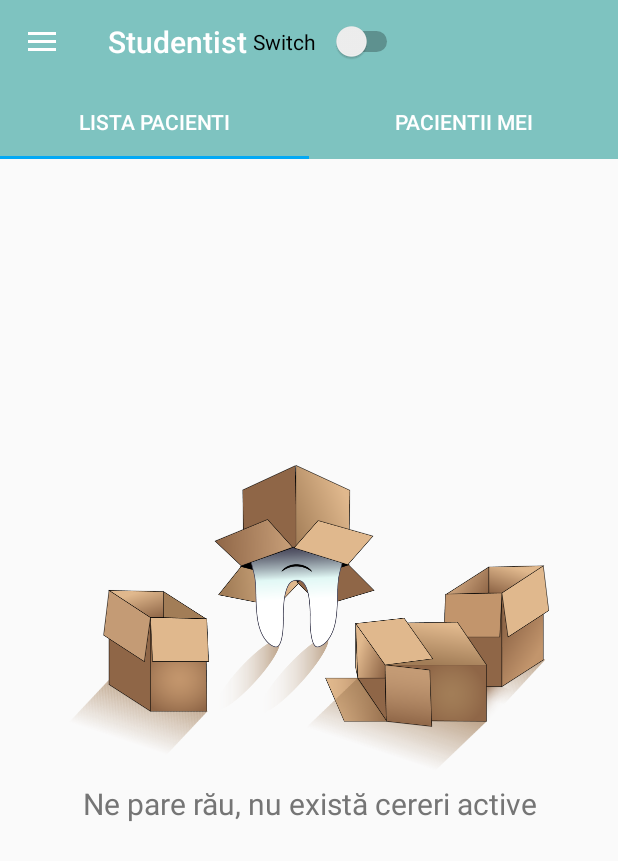
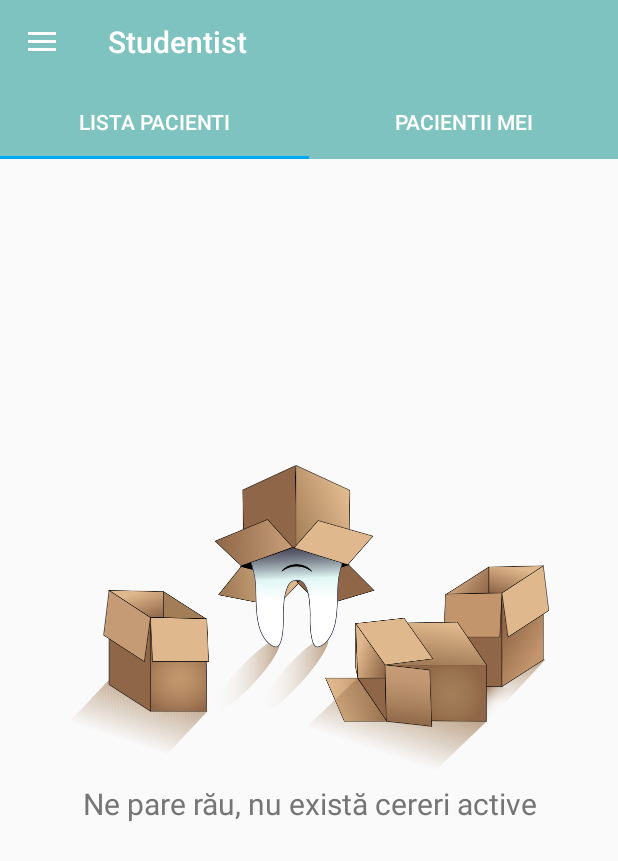
Before and after one commit to stefanblaga/Studentist, an Android app: the fragment StudentMainFragment placed in its activity, on a phone screen of 412 x 824 dp. Shown: the top 861 px of the screen. Run offline under Robolectric (Android 15) with nearby library versions, the phone set to English and light mode, and no system bars; our stand-ins replace ButterKnife, Firebase (no records; nobody signed in at launch, a user with empty details on screens opened directly); libraries missing offline, so code that uses them is left out: com.facebook, com.facebook.share, com.firebase.ui; 2 statements that could not run were skipped.

Commit message:
Fixed bugs

```diff
--- a/app/src/main/AndroidManifest.xml
+++ b/app/src/main/AndroidManifest.xml
@@ -1,6 +1,8 @@
 <?xml version="1.0" encoding="utf-8"?>
 <manifest xmlns:android="http://schemas.android.com/apk/res/android"
-    package="com.mario22gmail.vasile.studentist">
+    package="com.mario22gmail.vasile.studentist"
+    android:versionCode="1"
+    android:versionName="Studentist">
 
     <!-- To auto-complete the email text field in the login form with the user's emails -->
     <uses-permission android:name="android.permission.GET_ACCOUNTS" />
--- a/app/src/main/java/com/mario22gmail/vasile/studentist/StartActivity.java
+++ b/app/src/main/java/com/mario22gmail/vasile/studentist/StartActivity.java
@@ -194,14 +194,13 @@ public class StartActivity extends AppCompatActivity {
                         return;
                     }
                     if (user.appVersion == null || !user.appVersion.equals(Constants.APP_VERSION)) {
-                        user.appVersion = Constants.APP_VERSION;
+                        dataSnapshot.child(userUid).child("appVersion").getRef().setValue(Constants.APP_VERSION);
                     }
 
                     String deviceToken = FirebaseInstanceId.getInstance().getToken();
                     if (user.deviceToken != null && !user.deviceToken.equals(deviceToken)) {
-                        user.deviceToken = deviceToken;
+                        dataSnapshot.child(userUid).child("deviceToken").getRef().setValue(deviceToken);
                     }
-                    dataSnapshot.child(userUid).getRef().setValue(user);
                     StartRightActivity(user);
                 }
             }
--- a/app/src/main/java/com/mario22gmail/vasile/studentist/student/StudentMainFragment.java
+++ b/app/src/main/java/com/mario22gmail/vasile/studentist/student/StudentMainFragment.java
@@ -53,8 +53,6 @@ public class StudentMainFragment extends Fragment {
     @BindView(R.id.studentListActivityViewPager)
     ViewPager mainViewPager;
 
-    @BindView(R.id.userNameNavigationDrawerTextView)
-    TextView UserNameNavTextView;
 
     @Override
     public View onCreateView(LayoutInflater inflater, ViewGroup container,
--- a/app/src/main/res/layout/app_bar_main_navigation.xml
+++ b/app/src/main/res/layout/app_bar_main_navigation.xml
@@ -23,11 +23,6 @@
             android:layout_marginLeft="0dp"
             app:layout_constraintLeft_toLeftOf="parent">
 
-            <Switch
-                android:id="@+id/SwitchRoles"
-                android:layout_width="100dp"
-                android:layout_height="50dp"
-                android:text="Switch"/>
         </android.support.v7.widget.Toolbar>
 
     <include
--- a/app/src/main/res/values/strings.xml
+++ b/app/src/main/res/values/strings.xml
@@ -32,7 +32,7 @@
     <string name="howToPatientForthDescription">Apasă AM REZOLVAT pentru a șterge postarea, sau NU AM REZOLVAT pentru a reactiva anunțul</string>
     <string name="student_can_apply_tomorrow">Mâine e o nouă zi</string>
     <string name="deleteRequestButtonText">Șterge</string>
-    <string name="student_cant_apply_message">Nu mai poți aplica astăzi pentru pacienți</string>
+    <string name="student_cant_apply_message">Nu mai poți contacta astăzi pacienți</string>
     <string name="apply_button_text">Contactează</string>
     <string name="nothing_found_message">Nu am găsit nimic</string>
     <string name="studentist_name">Studentist</string>
```
Also changed, not shown: app/src/main/java/com/mario22gmail/vasile/studentist/MainNavigationActivity.java (+0 -38 lines), app/src/main/java/com/mario22gmail/vasile/studentist/account/CreateProfileActivity.java (+5 -2 lines).
